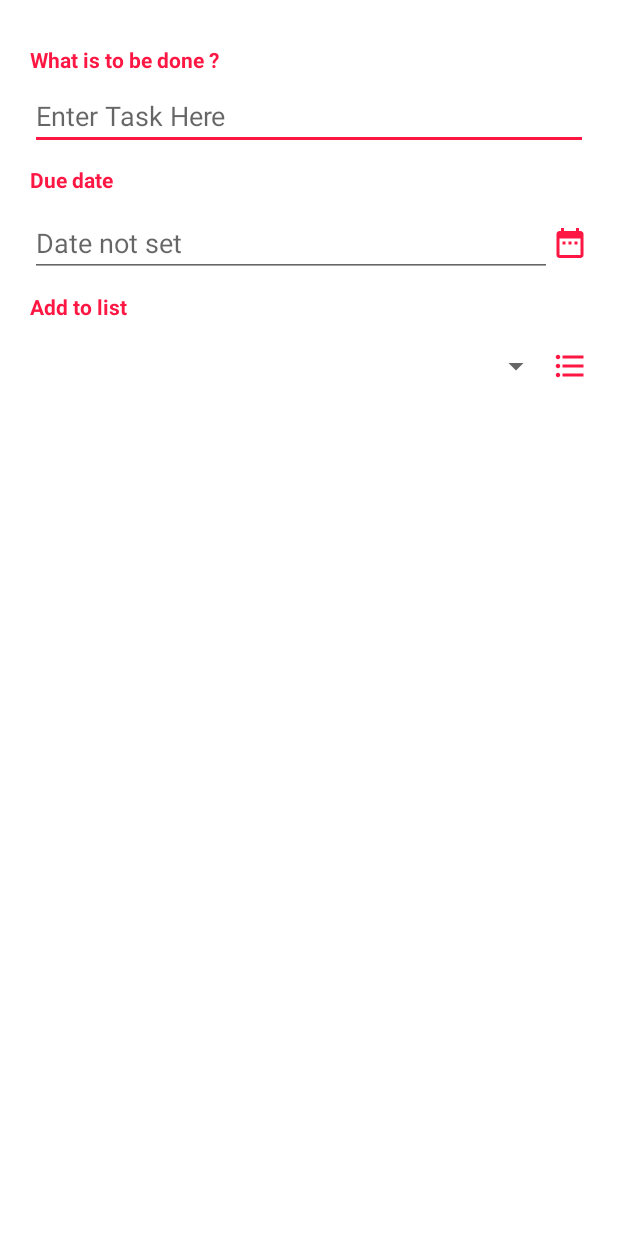
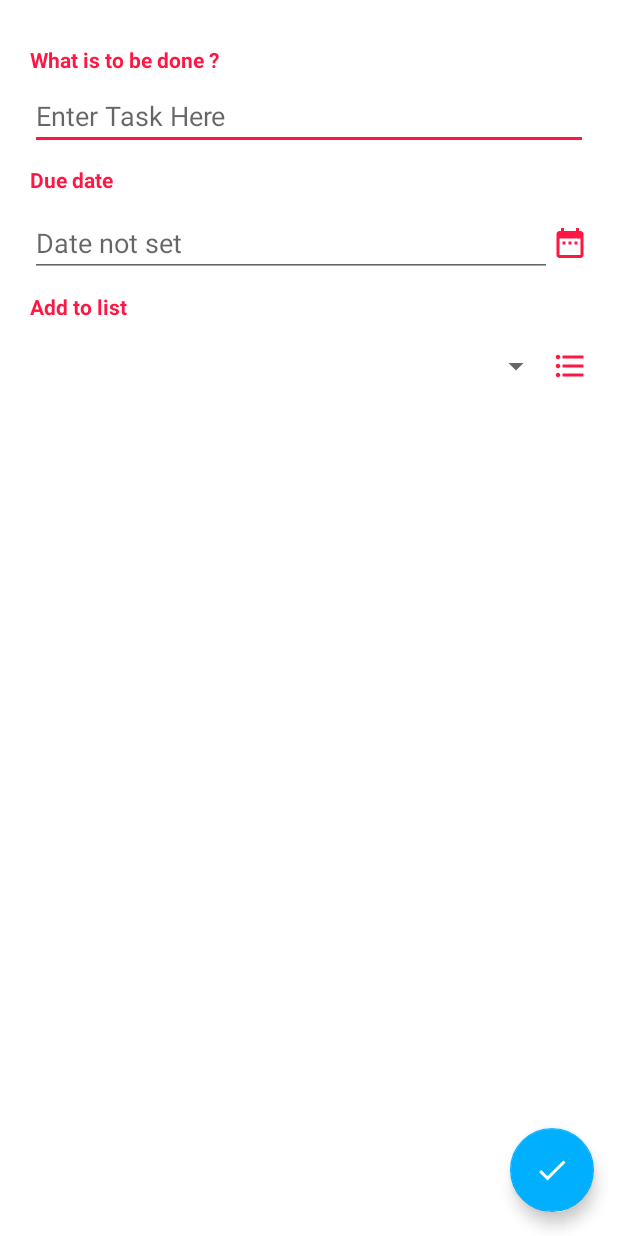
Before and after one commit to BiaChacon/ToDoList, an Android app: the layout activity_add_task.xml on its own in the app's theme, with its tools: preview values and no code run, on a phone screen of 412 x 824 dp. Run offline under Robolectric (Android 15) with nearby library versions, the phone set to English and light mode, and no system bars; plain views replace MaskedEditText.

Commit message:
add task

```diff
--- a/app/src/main/AndroidManifest.xml
+++ b/app/src/main/AndroidManifest.xml
@@ -10,9 +10,7 @@
         android:supportsRtl="true"
         android:theme="@style/AppTheme">
 
-        <activity android:name=".activities.AddTaskActivity"
-            android:parentActivityName=".activities.MainActivity"
-            android:label="New Task"/>
+        <activity android:name=".activities.AddTaskActivity"/>
 
         <activity android:name=".activities.MainActivity">
             <intent-filter>
--- /dev/null
+++ b/app/src/main/res/drawable/ic_arrow_back.xml
@@ -0,0 +1,5 @@
+<vector android:height="24dp" android:tint="#FFFFFF"
+    android:viewportHeight="24.0" android:viewportWidth="24.0"
+    android:width="24dp" xmlns:android="http://schemas.android.com/apk/res/android">
+    <path android:fillColor="#FF000000" android:pathData="M20,11H7.83l5.59,-5.59L12,4l-8,8 8,8 1.41,-1.41L7.83,13H20v-2z"/>
+</vector>
--- /dev/null
+++ b/app/src/main/res/drawable/ic_close.xml
@@ -0,0 +1,5 @@
+<vector android:height="24dp" android:tint="#FFFFFF"
+    android:viewportHeight="24.0" android:viewportWidth="24.0"
+    android:width="24dp" xmlns:android="http://schemas.android.com/apk/res/android">
+    <path android:fillColor="#FF000000" android:pathData="M19,6.41L17.59,5 12,10.59 6.41,5 5,6.41 10.59,12 5,17.59 6.41,19 12,13.41 17.59,19 19,17.59 13.41,12z"/>
+</vector>
--- /dev/null
+++ b/app/src/main/res/drawable/ic_save.xml
@@ -0,0 +1,5 @@
+<vector android:height="24dp" android:tint="#FFFFFF"
+    android:viewportHeight="24.0" android:viewportWidth="24.0"
+    android:width="24dp" xmlns:android="http://schemas.android.com/apk/res/android">
+    <path android:fillColor="#FF000000" android:pathData="M9,16.2L4.8,12l-1.4,1.4L9,19 21,7l-1.4,-1.4L9,16.2z"/>
+</vector>
--- a/app/src/main/res/layout/activity_add_task.xml
+++ b/app/src/main/res/layout/activity_add_task.xml
@@ -1,114 +1,132 @@
 <?xml version="1.0" encoding="utf-8"?>
-<LinearLayout xmlns:android="http://schemas.android.com/apk/res/android"
+<FrameLayout xmlns:android="http://schemas.android.com/apk/res/android"
+    xmlns:app="http://schemas.android.com/apk/res-auto"
     xmlns:tools="http://schemas.android.com/tools"
     android:layout_width="match_parent"
     android:layout_height="match_parent"
-    xmlns:app="http://schemas.android.com/apk/res-auto"
+    android:background="@color/write"
     android:orientation="vertical"
-    tools:context=".activities.AddTaskActivity"
-    android:background="@color/write">
+    tools:context=".activities.AddTaskActivity">
+
+    <androidx.appcompat.widget.Toolbar
+        android:layout_width="wrap_content"
+        android:layout_height="wrap_content"/>
+
+    <LinearLayout
+        android:layout_width="match_parent"
+        android:layout_height="match_parent"
+        android:orientation="vertical">
 
         <LinearLayout
             android:layout_width="match_parent"
             android:layout_height="wrap_content"
-        android:orientation="vertical"
+            android:layout_marginLeft="20sp"
             android:layout_marginTop="30sp"
-        android:layout_marginLeft="20sp"
-        android:layout_marginRight="20sp">
+            android:layout_marginRight="20sp"
+            android:orientation="vertical">
 
             <TextView
                 android:id="@+id/textView"
                 android:layout_width="match_parent"
                 android:layout_height="wrap_content"
                 android:text="What is to be done ?"
-            android:textStyle="bold"
-            android:textColor="@color/colorPrimary"/>
+                android:textColor="@color/colorPrimary"
+                android:textStyle="bold" />
 
             <EditText
                 android:id="@+id/addTask"
                 android:layout_width="match_parent"
                 android:layout_height="wrap_content"
-            android:hint="Enter Task Here"
-            android:layout_marginTop="5sp"/>
+                android:layout_marginTop="5sp"
+                android:hint="Enter Task Here" />
 
             <TextView
                 android:id="@+id/textView2"
-            android:layout_marginTop="10sp"
                 android:layout_width="match_parent"
                 android:layout_height="wrap_content"
+                android:layout_marginTop="10sp"
                 android:text="Due date"
-            android:textStyle="bold"
-            android:textColor="@color/colorPrimary"/>
+                android:textColor="@color/colorPrimary"
+                android:textStyle="bold" />
         </LinearLayout>
 
         <LinearLayout
             android:layout_width="match_parent"
             android:layout_height="wrap_content"
-        android:orientation="horizontal"
             android:layout_marginLeft="20sp"
+            android:layout_marginTop="10sp"
             android:layout_marginRight="20sp"
-        android:layout_marginTop="10sp">
+            android:orientation="horizontal">
 
             <com.vicmikhailau.maskededittext.MaskedEditText
                 android:id="@+id/dateChoice"
                 android:layout_width="wrap_content"
                 android:layout_height="wrap_content"
+                android:layout_weight="7"
                 android:ems="10"
-            app:mask="##/##/####"
+                android:hint="Date not set"
                 android:inputType="date"
                 android:text=""
-            android:hint="Date not set"
-            android:layout_weight="7"/>
+                app:mask="##/##/####" />
 
             <ImageButton
                 android:id="@+id/datePicker"
                 android:layout_width="wrap_content"
                 android:layout_height="wrap_content"
+                android:layout_gravity="center"
                 android:background="@color/write"
-            android:src="@drawable/ic_date"
-            android:layout_gravity="center" />
+                android:src="@drawable/ic_date" />
         </LinearLayout>
-
 
         <LinearLayout
             android:layout_width="match_parent"
             android:layout_height="wrap_content"
-        android:orientation="vertical"
+            android:layout_marginLeft="20sp"
             android:layout_marginTop="10sp"
-        android:layout_marginLeft="20sp"
-        android:layout_marginRight="20sp">
+            android:layout_marginRight="20sp"
+            android:orientation="vertical">
 
             <TextView
                 android:id="@+id/textView3"
                 android:layout_width="match_parent"
                 android:layout_height="wrap_content"
                 android:text="Add to list"
-            android:textStyle="bold"
-            android:textColor="@color/colorPrimary"/>
+                android:textColor="@color/colorPrimary"
+                android:textStyle="bold" />
 
             <LinearLayout
                 android:layout_width="match_parent"
                 android:layout_height="match_parent"
-            android:orientation="horizontal"
-            android:layout_marginTop="10sp">
+                android:layout_marginTop="10sp"
+                android:orientation="horizontal">
 
                 <Spinner
                     android:id="@+id/spinner"
                     android:layout_width="217dp"
                     android:layout_height="40sp"
-                android:layout_weight="7"/>
+                    android:layout_weight="7" />
 
                 <ImageButton
                     android:id="@+id/addNewlist"
                     android:layout_width="wrap_content"
                     android:layout_height="wrap_content"
-                android:src="@drawable/ic_list"
+                    android:layout_gravity="center"
                     android:background="@color/write"
-                android:layout_gravity="center"/>
+                    android:src="@drawable/ic_list" />
 
             </LinearLayout>
 
         </LinearLayout>
+    </LinearLayout>
 
 
-</LinearLayout>
+    <com.google.android.material.floatingactionbutton.FloatingActionButton
+        android:id="@+id/fabSave"
+        android:layout_width="wrap_content"
+        android:layout_height="wrap_content"
+        android:layout_gravity="bottom|right"
+        android:layout_margin="16dp"
+        android:onClick="saveTask"
+        android:src="@drawable/ic_save"
+        app:backgroundTint="@color/fab" />
+</FrameLayout>
--- a/app/src/main/res/menu/menu_add.xml
+++ b/app/src/main/res/menu/menu_add.xml
@@ -2,8 +2,8 @@
 <menu xmlns:android="http://schemas.android.com/apk/res/android"
     xmlns:app="http://schemas.android.com/apk/res-auto">
     <item
-        android:id="@+id/action_one"
-        android:icon="@drawable/ic_check"
+        android:id="@+id/cancel"
+        android:icon="@drawable/ic_close"
         app:showAsAction="always"
-        android:title="@string/item_one"/>
+        android:title="cancel"/>
 </menu>
```
Also changed, not shown: app/src/main/java/com/biachacon/todolist/activities/AddTaskActivity.kt (+47 -13 lines). Lines whose indentation alone changed are shown as unchanged.
